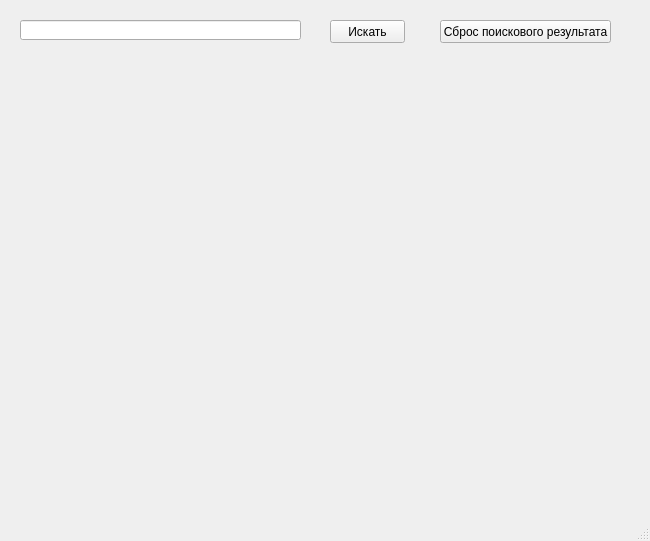
The window that maps_main.ui (Hipoppoltark/Maps_Api) describes before a commit, drawn with Qt 5.
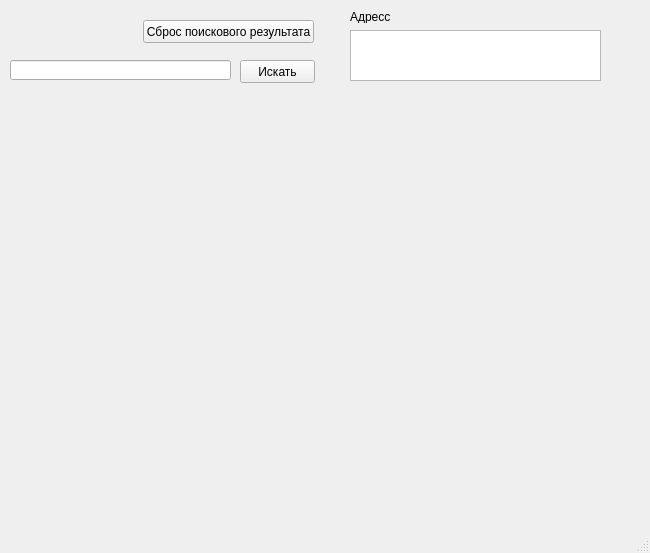
The same window after the commit.

Commit message: 8 задача

The edit to the form file:
```diff
--- a/maps_main.ui
+++ b/maps_main.ui
@@ -7,7 +7,7 @@
     <x>0</x>
     <y>0</y>
     <width>650</width>
-    <height>541</height>
+    <height>553</height>
    </rect>
   </property>
   <property name="windowTitle">
@@ -17,9 +17,9 @@
    <widget class="QLineEdit" name="line_search">
     <property name="geometry">
      <rect>
-      <x>20</x>
-      <y>20</y>
-      <width>281</width>
+      <x>10</x>
+      <y>60</y>
+      <width>221</width>
       <height>20</height>
      </rect>
     </property>
@@ -33,8 +33,8 @@
    <widget class="QPushButton" name="btn_search">
     <property name="geometry">
      <rect>
-      <x>330</x>
-      <y>20</y>
+      <x>240</x>
+      <y>60</y>
       <width>75</width>
       <height>23</height>
      </rect>
@@ -55,7 +55,7 @@
    <widget class="QPushButton" name="btn_reset">
     <property name="geometry">
      <rect>
-      <x>440</x>
+      <x>143</x>
       <y>20</y>
       <width>171</width>
       <height>23</height>
@@ -68,6 +68,32 @@
      <string>Сброс поискового результата</string>
     </property>
    </widget>
+   <widget class="QPlainTextEdit" name="adress">
+    <property name="geometry">
+     <rect>
+      <x>350</x>
+      <y>30</y>
+      <width>251</width>
+      <height>51</height>
+     </rect>
+    </property>
+    <property name="focusPolicy">
+     <enum>Qt::NoFocus</enum>
+    </property>
+   </widget>
+   <widget class="QLabel" name="label">
+    <property name="geometry">
+     <rect>
+      <x>350</x>
+      <y>10</y>
+      <width>47</width>
+      <height>13</height>
+     </rect>
+    </property>
+    <property name="text">
+     <string>Адресс</string>
+    </property>
+   </widget>
   </widget>
   <widget class="QMenuBar" name="menubar">
    <property name="geometry">
```
The commit also changes 1 other file.
